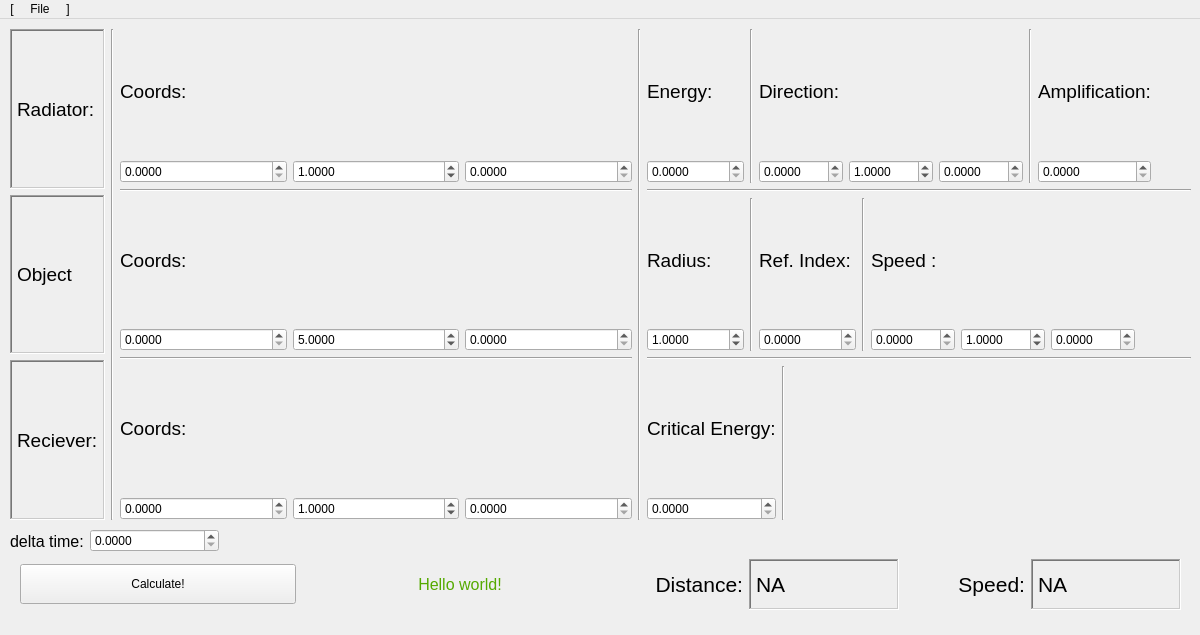
The window that UI/main_window.ui (Mngdd/Signal) describes before a commit, drawn with Qt 5.
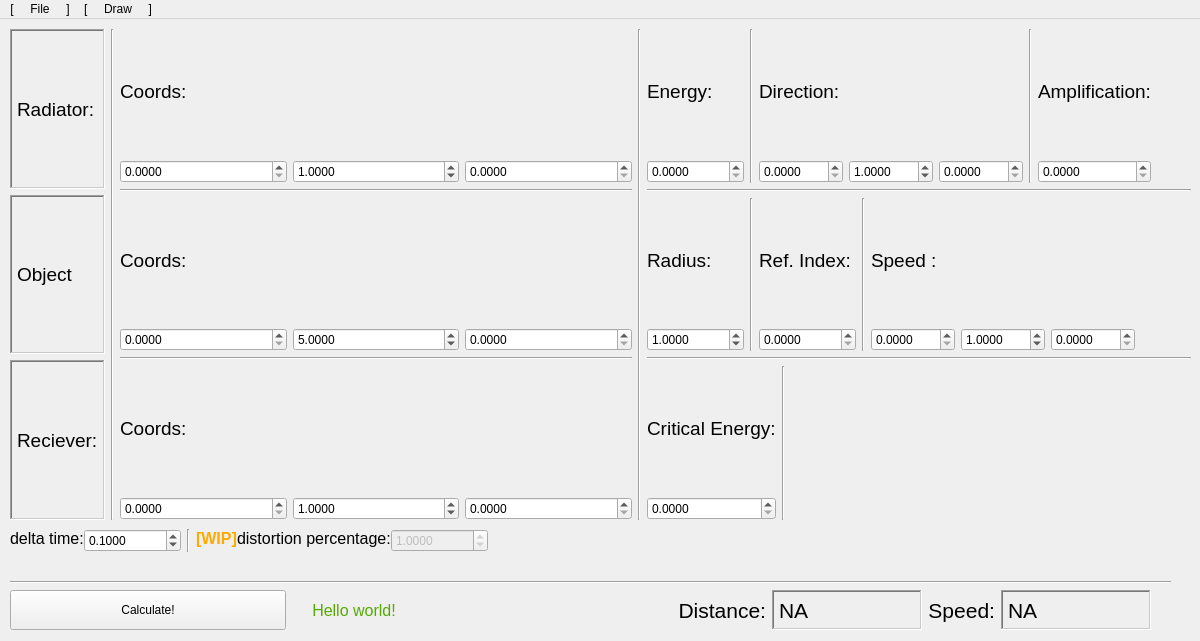
The same window after the commit.

```diff
--- a/UI/main_window.ui
+++ b/UI/main_window.ui
@@ -10,7 +10,7 @@
     <x>0</x>
     <y>0</y>
     <width>1200</width>
-    <height>635</height>
+    <height>641</height>
    </rect>
   </property>
   <property name="sizePolicy">
@@ -59,225 +59,6 @@
      <height>700</height>
     </size>
    </property>
-   <widget class="QWidget" name="horizontalLayoutWidget_7">
-    <property name="geometry">
-     <rect>
-      <x>20</x>
-      <y>540</y>
-      <width>1161</width>
-      <height>51</height>
-     </rect>
-    </property>
-    <layout class="QHBoxLayout" name="horizontalLayout_19" stretch="0,0,0,0,0,0">
-     <property name="sizeConstraint">
-      <enum>QLayout::SetDefaultConstraint</enum>
-     </property>
-     <item>
-      <widget class="QPushButton" name="Button">
-       <property name="minimumSize">
-        <size>
-         <width>200</width>
-         <height>40</height>
-        </size>
-       </property>
-       <property name="text">
-        <string>Calculate!</string>
-       </property>
-      </widget>
-     </item>
-     <item>
-      <spacer name="horizontalSpacer_7">
-       <property name="orientation">
-        <enum>Qt::Horizontal</enum>
-       </property>
-       <property name="sizeType">
-        <enum>QSizePolicy::Minimum</enum>
-       </property>
-       <property name="sizeHint" stdset="0">
-        <size>
-         <width>20</width>
-         <height>20</height>
-        </size>
-       </property>
-      </spacer>
-     </item>
-     <item>
-      <widget class="QLabel" name="ERR_MSG">
-       <property name="enabled">
-        <bool>true</bool>
-       </property>
-       <property name="font">
-        <font>
-         <family>Microsoft Sans Serif</family>
-         <pointsize>12</pointsize>
-         <weight>50</weight>
-         <bold>false</bold>
-        </font>
-       </property>
-       <property name="layoutDirection">
-        <enum>Qt::LeftToRight</enum>
-       </property>
-       <property name="styleSheet">
-        <string notr="true">color: rgb(85, 170, 0)</string>
-       </property>
-       <property name="text">
-        <string>Hello world!</string>
-       </property>
-       <property name="alignment">
-        <set>Qt::AlignCenter</set>
-       </property>
-      </widget>
-     </item>
-     <item>
-      <spacer name="horizontalSpacer_9">
-       <property name="orientation">
-        <enum>Qt::Horizontal</enum>
-       </property>
-       <property name="sizeType">
-        <enum>QSizePolicy::Minimum</enum>
-       </property>
-       <property name="sizeHint" stdset="0">
-        <size>
-         <width>20</width>
-         <height>20</height>
-        </size>
-       </property>
-      </spacer>
-     </item>
-     <item>
-      <layout class="QHBoxLayout" name="horizontalLayout_11">
-       <item>
-        <widget class="QLabel" name="Dist_txt">
-         <property name="font">
-          <font>
-           <pointsize>16</pointsize>
-          </font>
-         </property>
-         <property name="text">
-          <string>Distance:</string>
-         </property>
-         <property name="alignment">
-          <set>Qt::AlignRight|Qt::AlignTrailing|Qt::AlignVCenter</set>
-         </property>
-        </widget>
-       </item>
-       <item>
-        <widget class="QLabel" name="DIST_NUM">
-         <property name="sizePolicy">
-          <sizepolicy hsizetype="Minimum" vsizetype="Preferred">
-           <horstretch>0</horstretch>
-           <verstretch>0</verstretch>
-          </sizepolicy>
-         </property>
-         <property name="minimumSize">
-          <size>
-           <width>150</width>
-           <height>0</height>
-          </size>
-         </property>
-         <property name="font">
-          <font>
-           <pointsize>16</pointsize>
-          </font>
-         </property>
-         <property name="frameShape">
-          <enum>QFrame::WinPanel</enum>
-         </property>
-         <property name="frameShadow">
-          <enum>QFrame::Sunken</enum>
-         </property>
-         <property name="text">
-          <string>NA</string>
-         </property>
-        </widget>
-       </item>
-      </layout>
-     </item>
-     <item>
-      <layout class="QHBoxLayout" name="horizontalLayout_22">
-       <item>
-        <widget class="QLabel" name="Vel_txt">
-         <property name="font">
-          <font>
-           <pointsize>16</pointsize>
-          </font>
-         </property>
-         <property name="text">
-          <string>Speed:</string>
-         </property>
-         <property name="alignment">
-          <set>Qt::AlignRight|Qt::AlignTrailing|Qt::AlignVCenter</set>
-         </property>
-        </widget>
-       </item>
-       <item>
-        <widget class="QLabel" name="VEL_NUM">
-         <property name="sizePolicy">
-          <sizepolicy hsizetype="Minimum" vsizetype="Preferred">
-           <horstretch>0</horstretch>
-           <verstretch>0</verstretch>
-          </sizepolicy>
-         </property>
-         <property name="minimumSize">
-          <size>
-           <width>150</width>
-           <height>0</height>
-          </size>
-         </property>
-         <property name="font">
-          <font>
-           <pointsize>16</pointsize>
-          </font>
-         </property>
-         <property name="frameShape">
-          <enum>QFrame::WinPanel</enum>
-         </property>
-         <property name="frameShadow">
-          <enum>QFrame::Sunken</enum>
-         </property>
-         <property name="text">
-          <string>NA</string>
-         </property>
-        </widget>
-       </item>
-      </layout>
-     </item>
-    </layout>
-   </widget>
-   <widget class="QWidget" name="horizontalLayoutWidget">
-    <property name="geometry">
-     <rect>
-      <x>10</x>
-      <y>510</y>
-      <width>209</width>
-      <height>24</height>
-     </rect>
-    </property>
-    <layout class="QHBoxLayout" name="horizontalLayout_2" stretch="0,1">
-     <item>
-      <widget class="QLabel" name="label_7">
-       <property name="font">
-        <font>
-         <pointsize>12</pointsize>
-        </font>
-       </property>
-       <property name="text">
-        <string>delta time:</string>
-       </property>
-      </widget>
-     </item>
-     <item>
-      <widget class="QDoubleSpinBox" name="DELTA_TIME">
-       <property name="decimals">
-        <number>4</number>
-       </property>
-       <property name="maximum">
-        <double>100000000000.000000000000000</double>
-       </property>
-      </widget>
-     </item>
-    </layout>
-   </widget>
    <widget class="QWidget" name="verticalLayoutWidget_3">
     <property name="geometry">
      <rect>
@@ -968,6 +749,407 @@
      </item>
     </layout>
    </widget>
+   <widget class="QWidget" name="verticalLayoutWidget">
+    <property name="geometry">
+     <rect>
+      <x>10</x>
+      <y>510</y>
+      <width>1161</width>
+      <height>101</height>
+     </rect>
+    </property>
+    <layout class="QVBoxLayout" name="verticalLayout">
+     <item>
+      <layout class="QHBoxLayout" name="horizontalLayout_24">
+       <item>
+        <layout class="QHBoxLayout" name="horizontalLayout_2" stretch="0,0">
+         <property name="spacing">
+          <number>0</number>
+         </property>
+         <property name="sizeConstraint">
+          <enum>QLayout::SetDefaultConstraint</enum>
+         </property>
+         <item>
+          <widget class="QLabel" name="label_7">
+           <property name="sizePolicy">
+            <sizepolicy hsizetype="Minimum" vsizetype="Minimum">
+             <horstretch>0</horstretch>
+             <verstretch>0</verstretch>
+            </sizepolicy>
+           </property>
+           <property name="maximumSize">
+            <size>
+             <width>16777215</width>
+             <height>16777215</height>
+            </size>
+           </property>
+           <property name="font">
+            <font>
+             <pointsize>12</pointsize>
+            </font>
+           </property>
+           <property name="styleSheet">
+            <string notr="true"/>
+           </property>
+           <property name="text">
+            <string>delta time:</string>
+           </property>
+           <property name="alignment">
+            <set>Qt::AlignLeading|Qt::AlignLeft|Qt::AlignTop</set>
+           </property>
+          </widget>
+         </item>
+         <item>
+          <widget class="QDoubleSpinBox" name="DELTA_TIME">
+           <property name="maximumSize">
+            <size>
+             <width>100</width>
+             <height>16777215</height>
+            </size>
+           </property>
+           <property name="decimals">
+            <number>4</number>
+           </property>
+           <property name="maximum">
+            <double>100000000000.000000000000000</double>
+           </property>
+           <property name="value">
+            <double>0.100000000000000</double>
+           </property>
+          </widget>
+         </item>
+        </layout>
+       </item>
+       <item>
+        <widget class="Line" name="line_23">
+         <property name="orientation">
+          <enum>Qt::Vertical</enum>
+         </property>
+        </widget>
+       </item>
+       <item>
+        <layout class="QHBoxLayout" name="horizontalLayout_23" stretch="0,0,0">
+         <property name="spacing">
+          <number>0</number>
+         </property>
+         <item>
+          <widget class="QLabel" name="WIPTAG">
+           <property name="sizePolicy">
+            <sizepolicy hsizetype="Minimum" vsizetype="Minimum">
+             <horstretch>0</horstretch>
+             <verstretch>0</verstretch>
+            </sizepolicy>
+           </property>
+           <property name="maximumSize">
+            <size>
+             <width>50</width>
+             <height>16777215</height>
+            </size>
+           </property>
+           <property name="font">
+            <font>
+             <pointsize>12</pointsize>
+             <weight>75</weight>
+             <bold>true</bold>
+            </font>
+           </property>
+           <property name="contextMenuPolicy">
+            <enum>Qt::DefaultContextMenu</enum>
+           </property>
+           <property name="autoFillBackground">
+            <bool>false</bool>
+           </property>
+           <property name="styleSheet">
+            <string notr="true">color: rgb(255, 170, 0);</string>
+           </property>
+           <property name="frameShape">
+            <enum>QFrame::NoFrame</enum>
+           </property>
+           <property name="frameShadow">
+            <enum>QFrame::Raised</enum>
+           </property>
+           <property name="text">
+            <string>[WIP]</string>
+           </property>
+           <property name="scaledContents">
+            <bool>false</bool>
+           </property>
+           <property name="alignment">
+            <set>Qt::AlignLeading|Qt::AlignLeft|Qt::AlignTop</set>
+           </property>
+          </widget>
+         </item>
+         <item>
+          <widget class="QLabel" name="label_15">
+           <property name="sizePolicy">
+            <sizepolicy hsizetype="Minimum" vsizetype="Minimum">
+             <horstretch>0</horstretch>
+             <verstretch>0</verstretch>
+            </sizepolicy>
+           </property>
+           <property name="maximumSize">
+            <size>
+             <width>16777215</width>
+             <height>16777215</height>
+            </size>
+           </property>
+           <property name="font">
+            <font>
+             <pointsize>12</pointsize>
+            </font>
+           </property>
+           <property name="styleSheet">
+            <string notr="true"/>
+           </property>
+           <property name="text">
+            <string>distortion percentage:</string>
+           </property>
+           <property name="alignment">
+            <set>Qt::AlignLeading|Qt::AlignLeft|Qt::AlignTop</set>
+           </property>
+          </widget>
+         </item>
+         <item>
+          <widget class="QDoubleSpinBox" name="DISTORSION_PERCENT">
+           <property name="enabled">
+            <bool>false</bool>
+           </property>
+           <property name="maximumSize">
+            <size>
+             <width>100</width>
+             <height>16777215</height>
+            </size>
+           </property>
+           <property name="decimals">
+            <number>4</number>
+           </property>
+           <property name="maximum">
+            <double>100000000000.000000000000000</double>
+           </property>
+           <property name="value">
+            <double>1.000000000000000</double>
+           </property>
+          </widget>
+         </item>
+        </layout>
+       </item>
+       <item>
+        <spacer name="horizontalSpacer_15">
+         <property name="orientation">
+          <enum>Qt::Horizontal</enum>
+         </property>
+         <property name="sizeHint" stdset="0">
+          <size>
+           <width>40</width>
+           <height>20</height>
+          </size>
+         </property>
+        </spacer>
+       </item>
+      </layout>
+     </item>
+     <item>
+      <spacer name="verticalSpacer">
+       <property name="orientation">
+        <enum>Qt::Vertical</enum>
+       </property>
+       <property name="sizeHint" stdset="0">
+        <size>
+         <width>20</width>
+         <height>40</height>
+        </size>
+       </property>
+      </spacer>
+     </item>
+     <item>
+      <widget class="Line" name="line_24">
+       <property name="orientation">
+        <enum>Qt::Horizontal</enum>
+       </property>
+      </widget>
+     </item>
+     <item>
+      <layout class="QHBoxLayout" name="horizontalLayout_19" stretch="1,0,0,1,0,0">
+       <property name="sizeConstraint">
+        <enum>QLayout::SetDefaultConstraint</enum>
+       </property>
+       <property name="rightMargin">
+        <number>20</number>
+       </property>
+       <item>
+        <widget class="QPushButton" name="Button">
+         <property name="minimumSize">
+          <size>
+           <width>200</width>
+           <height>40</height>
+          </size>
+         </property>
+         <property name="text">
+          <string>Calculate!</string>
+         </property>
+        </widget>
+       </item>
+       <item>
+        <spacer name="horizontalSpacer_7">
+         <property name="orientation">
+          <enum>Qt::Horizontal</enum>
+         </property>
+         <property name="sizeType">
+          <enum>QSizePolicy::Minimum</enum>
+         </property>
+         <property name="sizeHint" stdset="0">
+          <size>
+           <width>20</width>
+           <height>20</height>
+          </size>
+         </property>
+        </spacer>
+       </item>
+       <item>
+        <widget class="QLabel" name="ERR_MSG">
+         <property name="enabled">
+          <bool>true</bool>
+         </property>
+         <property name="font">
+          <font>
+           <family>Microsoft Sans Serif</family>
+           <pointsize>12</pointsize>
+           <weight>50</weight>
+           <bold>false</bold>
+          </font>
+         </property>
+         <property name="layoutDirection">
+          <enum>Qt::LeftToRight</enum>
+         </property>
+         <property name="styleSheet">
+          <string notr="true">color: rgb(85, 170, 0)</string>
+         </property>
+         <property name="text">
+          <string>Hello world!</string>
+         </property>
+         <property name="alignment">
+          <set>Qt::AlignCenter</set>
+         </property>
+        </widget>
+       </item>
+       <item>
+        <spacer name="horizontalSpacer_9">
+         <property name="orientation">
+          <enum>Qt::Horizontal</enum>
+         </property>
+         <property name="sizeType">
+          <enum>QSizePolicy::Minimum</enum>
+         </property>
+         <property name="sizeHint" stdset="0">
+          <size>
+           <width>20</width>
+           <height>20</height>
+          </size>
+         </property>
+        </spacer>
+       </item>
+       <item>
+        <layout class="QHBoxLayout" name="horizontalLayout_11">
+         <item>
+          <widget class="QLabel" name="Dist_txt">
+           <property name="font">
+            <font>
+             <pointsize>16</pointsize>
+            </font>
+           </property>
+           <property name="text">
+            <string>Distance:</string>
+           </property>
+           <property name="alignment">
+            <set>Qt::AlignRight|Qt::AlignTrailing|Qt::AlignVCenter</set>
+           </property>
+          </widget>
+         </item>
+         <item>
+          <widget class="QLabel" name="DIST_NUM">
+           <property name="sizePolicy">
+            <sizepolicy hsizetype="Minimum" vsizetype="Preferred">
+             <horstretch>0</horstretch>
+             <verstretch>0</verstretch>
+            </sizepolicy>
+           </property>
+           <property name="minimumSize">
+            <size>
+             <width>150</width>
+             <height>0</height>
+            </size>
+           </property>
+           <property name="font">
+            <font>
+             <pointsize>16</pointsize>
+            </font>
+           </property>
+           <property name="frameShape">
+            <enum>QFrame::WinPanel</enum>
+           </property>
+           <property name="frameShadow">
+            <enum>QFrame::Sunken</enum>
+           </property>
+           <property name="text">
+            <string>NA</string>
+           </property>
+          </widget>
+         </item>
+        </layout>
+       </item>
+       <item>
+        <layout class="QHBoxLayout" name="horizontalLayout_22">
+         <item>
+          <widget class="QLabel" name="Vel_txt">
+           <property name="font">
+            <font>
+             <pointsize>16</pointsize>
+            </font>
+           </property>
+           <property name="text">
+            <string>Speed:</string>
+           </property>
+           <property name="alignment">
+            <set>Qt::AlignRight|Qt::AlignTrailing|Qt::AlignVCenter</set>
+           </property>
+          </widget>
+         </item>
+         <item>
+          <widget class="QLabel" name="VEL_NUM">
+           <property name="sizePolicy">
+            <sizepolicy hsizetype="Minimum" vsizetype="Preferred">
+             <horstretch>0</horstretch>
+             <verstretch>0</verstretch>
+            </sizepolicy>
+           </property>
+           <property name="minimumSize">
+            <size>
+             <width>150</width>
+             <height>0</height>
+            </size>
+           </property>
+           <property name="font">
+            <font>
+             <pointsize>16</pointsize>
+            </font>
+           </property>
+           <property name="frameShape">
+            <enum>QFrame::WinPanel</enum>
+           </property>
+           <property name="frameShadow">
+            <enum>QFrame::Sunken</enum>
+           </property>
+           <property name="text">
+            <string>NA</string>
+           </property>
+          </widget>
+         </item>
+        </layout>
+       </item>
+      </layout>
+     </item>
+    </layout>
+   </widget>
   </widget>
   <widget class="QMenuBar" name="menubar">
    <property name="geometry">
@@ -990,7 +1172,15 @@
     <addaction name="separator"/>
     <addaction name="action_export"/>
    </widget>
+   <widget class="QMenu" name="menuDraw">
+    <property name="title">
+     <string>[     Draw     ]</string>
+    </property>
+    <addaction name="action_draw_plots"/>
+    <addaction name="action_draw_scene"/>
+   </widget>
    <addaction name="menuFile"/>
+   <addaction name="menuDraw"/>
   </widget>
   <action name="action_save">
    <property name="text">
```
Left out of the diff: 10 changed lines with no effect on the pictures.
